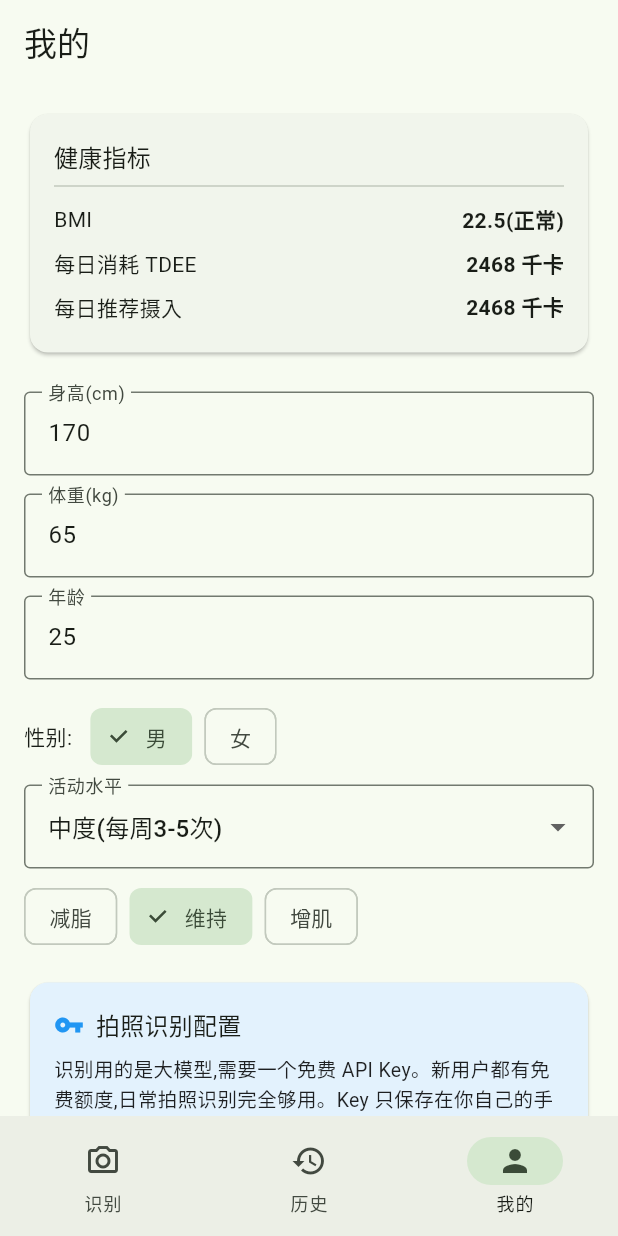
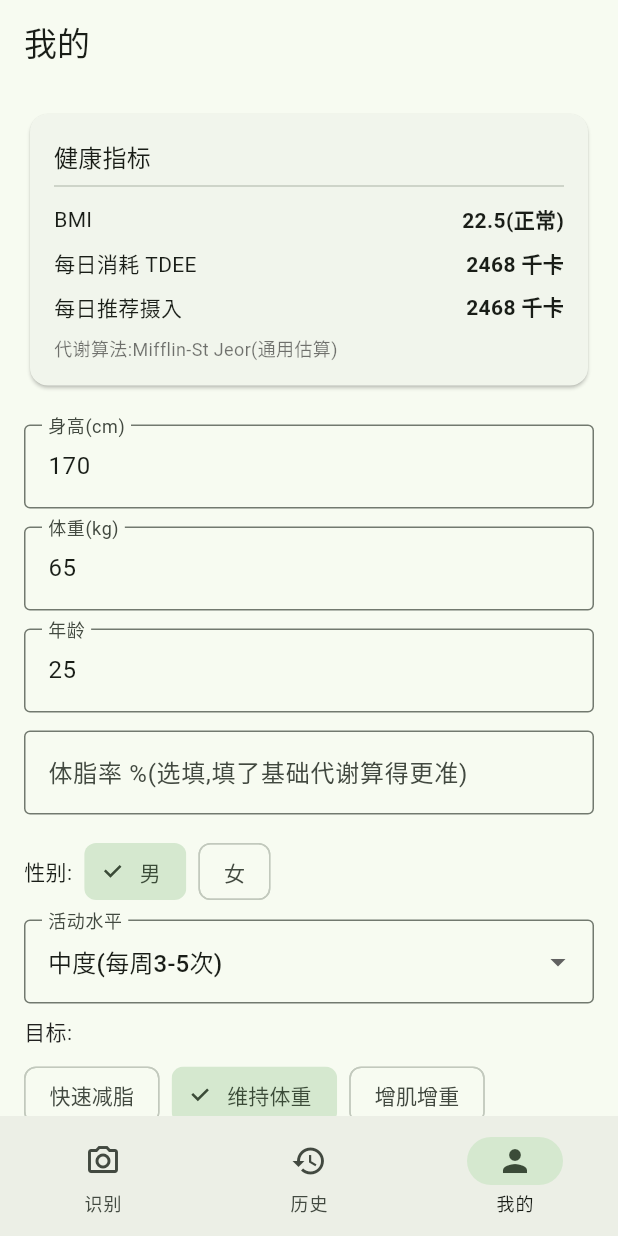
Before and after one commit to niu31113-spec/calorie_snap, a Flutter app: the screen it shows after launch, item 3 of the bottom bar chosen, on a phone screen of 412 x 824 dp. Run offline on Flutter 3.47's test engine with Material 3 defaults, Android fonts, the phone set to English and light mode, and no system bars; our stand-ins replace image_picker, shared_preferences.

Commit message:
feat: 新增体脂率输入(Katch-McArdle更准代谢),扩展目标选项,修复性别/目标chip显示不全

```diff
--- a/lib/models/user_profile.dart
+++ b/lib/models/user_profile.dart
@@ -2,7 +2,9 @@ enum Gender { male, female }
 
 enum ActivityLevel { sedentary, light, moderate, active, veryActive }
 
-enum Goal { lose, maintain, gain }
+/// 目标:注意顺序!旧数据里 lose=0/maintain=1/gain=2,新增项必须追加到末尾,
+/// 否则旧存档下标会错位。slowLose(温和减脂)追加在最后。
+enum Goal { lose, maintain, gain, slowLose }
 
 /// 用户身体资料
 class UserProfile {
@@ -12,6 +14,7 @@ class UserProfile {
   final Gender gender; // 性别
   final ActivityLevel activityLevel; // 活动水平
   final Goal goal; // 目标:减脂/维持/增肌
+  final double? bodyFat; // 体脂率(百分比,选填,如 20 表示 20%)
 
   UserProfile({
     required this.heightCm,
@@ -20,6 +23,7 @@ class UserProfile {
     required this.gender,
     this.activityLevel = ActivityLevel.moderate,
     this.goal = Goal.maintain,
+    this.bodyFat,
   });
 
   UserProfile copyWith({
@@ -29,6 +33,7 @@ class UserProfile {
     Gender? gender,
     ActivityLevel? activityLevel,
     Goal? goal,
+    double? bodyFat,
   }) {
     return UserProfile(
       heightCm: heightCm ?? this.heightCm,
@@ -37,6 +42,7 @@ class UserProfile {
       gender: gender ?? this.gender,
       activityLevel: activityLevel ?? this.activityLevel,
       goal: goal ?? this.goal,
+      bodyFat: bodyFat ?? this.bodyFat,
     );
   }
 
@@ -54,6 +60,7 @@ class UserProfile {
         gender: Gender.values[json['gender'] as int],
         activityLevel: ActivityLevel.values[json['activityLevel'] as int? ?? 2],
         goal: Goal.values[json['goal'] as int? ?? 1],
+        bodyFat: (json['bodyFat'] as num?)?.toDouble(),
       );
 
   Map<String, dynamic> toJson() => {
@@ -63,5 +70,6 @@ class UserProfile {
         'gender': gender.index,
         'activityLevel': activityLevel.index,
         'goal': goal.index,
+        'bodyFat': bodyFat,
       };
 }
--- a/lib/pages/profile_page.dart
+++ b/lib/pages/profile_page.dart
@@ -19,6 +19,7 @@ class _ProfilePageState extends State<ProfilePage> {
   final _heightCtrl = TextEditingController();
   final _weightCtrl = TextEditingController();
   final _ageCtrl = TextEditingController();
+  final _bodyFatCtrl = TextEditingController();
   final _apiKeyCtrl = TextEditingController();
 
   Gender _gender = Gender.male;
@@ -32,6 +33,7 @@ class _ProfilePageState extends State<ProfilePage> {
     _heightCtrl.dispose();
     _weightCtrl.dispose();
     _ageCtrl.dispose();
+    _bodyFatCtrl.dispose();
     _apiKeyCtrl.dispose();
     super.dispose();
   }
@@ -41,6 +43,7 @@ class _ProfilePageState extends State<ProfilePage> {
     _heightCtrl.text = p.heightCm.toStringAsFixed(0);
     _weightCtrl.text = p.weightKg.toStringAsFixed(0);
     _ageCtrl.text = p.age.toString();
+    _bodyFatCtrl.text = p.bodyFat == null ? '' : p.bodyFat!.toStringAsFixed(0);
     _apiKeyCtrl.text = app.apiKey;
     _gender = p.gender;
     _activity = p.activityLevel;
@@ -57,6 +60,7 @@ class _ProfilePageState extends State<ProfilePage> {
       gender: _gender,
       activityLevel: _activity,
       goal: _goal,
+      bodyFat: double.tryParse(_bodyFatCtrl.text.trim()),
     );
     await app.updateProfile(profile);
     await app.updateApiKey(_apiKeyCtrl.text.trim());
@@ -81,11 +85,13 @@ class _ProfilePageState extends State<ProfilePage> {
       body: ListView(
         padding: const EdgeInsets.all(16),
         children: [
-          _buildHealthCard(bmi, tdee, target),
+          _buildHealthCard(app, bmi, tdee, target),
           const SizedBox(height: 16),
           _buildField('身高(cm)', _heightCtrl, TextInputType.number),
           _buildField('体重(kg)', _weightCtrl, TextInputType.number),
           _buildField('年龄', _ageCtrl, TextInputType.number),
+          _buildField('体脂率 %(选填,填了基础代谢算得更准)', _bodyFatCtrl,
+              TextInputType.number),
           const SizedBox(height: 8),
           _buildGender(),
           const SizedBox(height: 8),
@@ -107,7 +113,7 @@ class _ProfilePageState extends State<ProfilePage> {
     );
   }
 
-  Widget _buildHealthCard(double bmi, double tdee, double target) {
+  Widget _buildHealthCard(AppState app, double bmi, double tdee, double target) {
     return Card(
       child: Padding(
         padding: const EdgeInsets.all(16),
@@ -120,6 +126,9 @@ class _ProfilePageState extends State<ProfilePage> {
                 '${bmi.toStringAsFixed(1)}(${HealthCalculator.bmiCategory(bmi)})'),
             _row('每日消耗 TDEE', '${tdee.toStringAsFixed(0)} 千卡'),
             _row('每日推荐摄入', '${target.toStringAsFixed(0)} 千卡'),
+            const SizedBox(height: 4),
+            Text('代谢算法:${HealthCalculator.bmrMethod(app.profile)}',
+                style: const TextStyle(fontSize: 12, color: Colors.black54)),
           ],
         ),
       ),
@@ -155,16 +164,17 @@ class _ProfilePageState extends State<ProfilePage> {
   }
 
   Widget _buildGender() {
-    return Row(
+    return Wrap(
+      crossAxisAlignment: WrapCrossAlignment.center,
+      spacing: 8,
+      runSpacing: 8,
       children: [
         const Text('性别:'),
-        const SizedBox(width: 12),
         ChoiceChip(
           label: const Text('男'),
           selected: _gender == Gender.male,
           onSelected: (_) => setState(() => _gender = Gender.male),
         ),
-        const SizedBox(width: 8),
         ChoiceChip(
           label: const Text('女'),
           selected: _gender == Gender.female,
@@ -192,17 +202,23 @@ class _ProfilePageState extends State<ProfilePage> {
   }
 
   Widget _buildGoal() {
-    return Row(
+    return Column(
+      crossAxisAlignment: CrossAxisAlignment.start,
+      children: [
+        const Text('目标:', style: TextStyle(color: Colors.black87)),
+        const SizedBox(height: 8),
+        Wrap(
+          spacing: 8,
+          runSpacing: 8,
           children: Goal.values.map((g) {
-        return Padding(
-          padding: const EdgeInsets.only(right: 8),
-          child: ChoiceChip(
+            return ChoiceChip(
               label: Text(HealthCalculator.goalText(g)),
               selected: _goal == g,
      onSelected: (_) => setState(() => _goal = g),
-          ),
             );
           }).toList(),
+        ),
+      ],
     );
   }
 
--- a/lib/services/health_calculator.dart
+++ b/lib/services/health_calculator.dart
@@ -17,10 +17,26 @@ class HealthCalculator {
     return '肥胖';
   }
 
-  /// BMR 基础代谢率(Mifflin-St Jeor 公式)
+  /// BMR 基础代谢率
+  ///
+  /// - 若填了体脂率:用 Katch-McArdle 公式(基于去脂体重,更准),
+  ///   BMR = 370 + 21.6 × 去脂体重(kg),去脂体重 = 体重 × (1 - 体脂率)
+  /// - 否则:用 Mifflin-St Jeor 公式(基于身高/体重/年龄/性别)
   static double bmr(UserProfile p) {
+    final bf = p.bodyFat;
+    if (bf != null && bf > 0 && bf < 60) {
+      final leanMass = p.weightKg * (1 - bf / 100.0);
+      return 370 + 21.6 * leanMass;
+    }
     final base = 10 * p.weightKg + 6.25 * p.heightCm - 5 * p.age;
     return p.gender == Gender.male ? base + 5 : base - 161;
+  }
+
+  /// 当前 BMR 采用的公式名(用于界面提示)
+  static String bmrMethod(UserProfile p) {
+    final bf = p.bodyFat;
+    if (bf != null && bf > 0 && bf < 60) return 'Katch-McArdle(基于体脂率,更准)';
+    return 'Mifflin-St Jeor(通用估算)';
   }
 
   /// 活动系数
@@ -49,7 +65,9 @@ class HealthCalculator {
     final t = tdee(p);
     switch (p.goal) {
       case Goal.lose:
-        return t - 500; // 减脂:每日减 500 千卡
+        return t - 500; // 快速减脂:每日减 500 千卡
+      case Goal.slowLose:
+        return t - 300; // 温和减脂:每日减 300 千卡
       case Goal.gain:
         return t + 300; // 增肌:每日加 300 千卡
       case Goal.maintain:
@@ -76,11 +94,13 @@ class HealthCalculator {
   static String goalText(Goal goal) {
     switch (goal) {
       case Goal.lose:
-        return '减脂';
-      case Goal.maintain:
-        return '维持';
+        return '快速减脂';
+      case Goal.slowLose:
+        return '温和减脂';
+    case Goal.maintain:
+        return '维持体重';
       case Goal.gain:
-        return '增肌';
+        return '增肌增重';
     }
   }
 
```
Also changed, not shown: 1 other file. Lines whose indentation alone changed are shown as unchanged.
